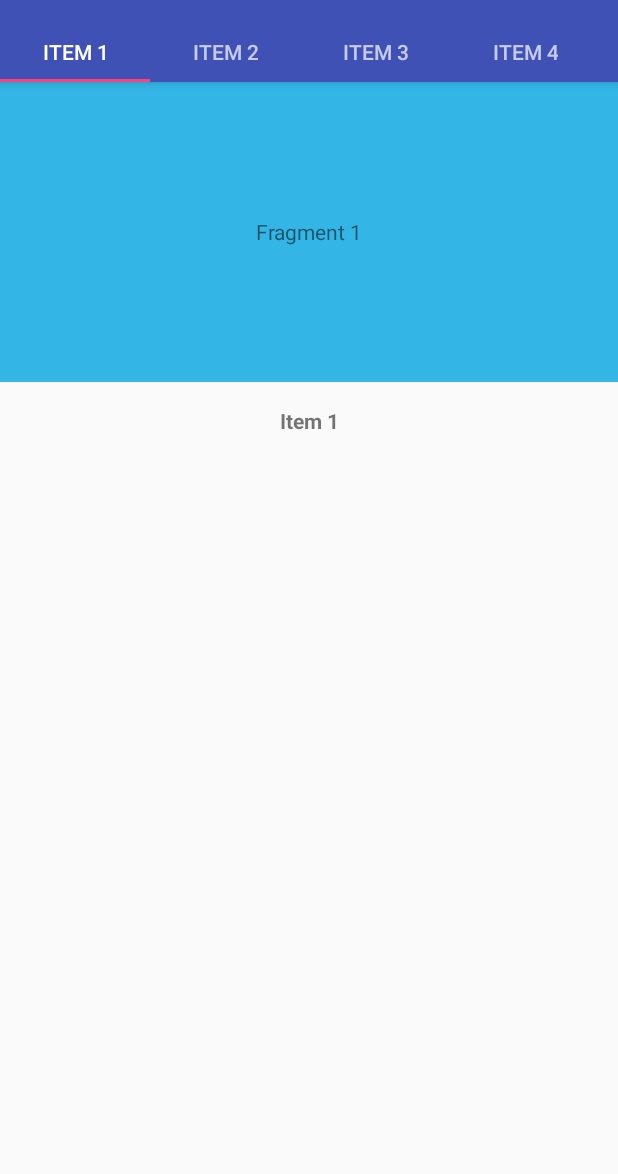
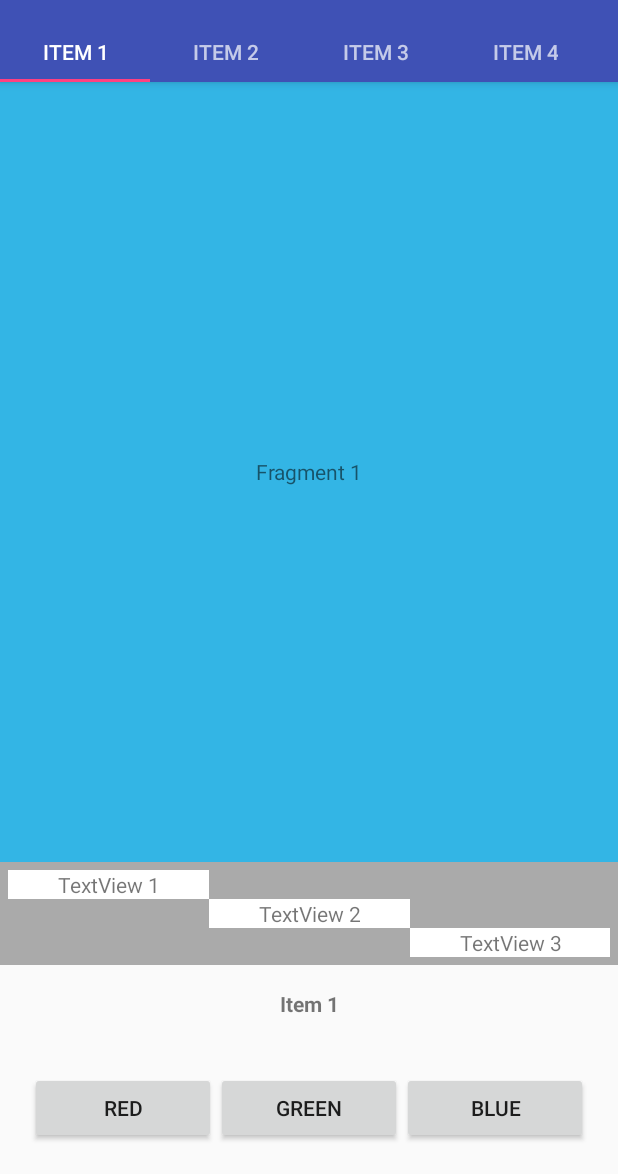
Before and after one commit to dineshbalu/Inteliment_tech_evaluation_db, an Android app: the Scenario1Activity screen opened directly, with no data from a screen before it, on a phone screen of 412 x 824 dp, the part 62-1236 px from its top. Run offline under Robolectric (Android 15) with nearby library versions, the phone set to English and light mode, and no system bars.

Commit message:
- Scenario 1         - Point 5: Make three buttons of same size. For example, give button name, redBtn, blueBtn and greenBtn. On clicking any button, the background of Point 5 space should change as per button color name, which was clicked.

```diff
--- a/Android/app/src/main/AndroidManifest.xml
+++ b/Android/app/src/main/AndroidManifest.xml
@@ -11,7 +11,6 @@
         <activity
             android:name=".MainActivity"
             android:label="@string/app_name"
-            android:screenOrientation="portrait"
             android:theme="@style/AppTheme.NoActionBar">
             <intent-filter>
                 <action android:name="android.intent.action.MAIN" />
@@ -21,12 +20,10 @@
         </activity>
         <activity android:name=".Scenario1Activity"
             android:label="@string/app_name"
-            android:screenOrientation="portrait"
             android:theme="@style/AppTheme.NoActionBar"/>
 
         <activity android:name=".Scenario2Activity"
             android:label="@string/app_name"
-            android:screenOrientation="portrait"
             android:theme="@style/AppTheme.NoActionBar"></activity>
     </application>
 
--- a/Android/app/src/main/java/db/apps/android/intelimenttechevaluation/Scenario1Activity.java
+++ b/Android/app/src/main/java/db/apps/android/intelimenttechevaluation/Scenario1Activity.java
@@ -1,5 +1,6 @@
 package db.apps.android.intelimenttechevaluation;
 
+import android.graphics.Color;
 import android.support.design.widget.TabLayout;
 import android.support.v4.app.Fragment;
 import android.support.v4.app.FragmentManager;
@@ -9,6 +10,7 @@ import android.support.v4.view.ViewPager;
 import android.support.v7.app.AppCompatActivity;
 import android.os.Bundle;
 import android.support.v7.widget.Toolbar;
+import android.view.View;
 import android.widget.TextView;
 import android.widget.Toast;
 
@@ -79,4 +81,15 @@ public class Scenario1Activity extends AppCompatActivity implements TabLayout.On
     public void onClick(String message) {
         Toast.makeText( this , message , Toast.LENGTH_SHORT ).show();
     }
+
+    public void onColorClicked( View v ){
+
+        String tag = (String)v.getTag();
+
+        int color = Color.parseColor(tag);
+
+        View colorLayout = findViewById(R.id.colorLayout);
+        colorLayout.setBackgroundColor( color );
+
+    }
 }
--- a/Android/app/src/main/res/layout/content_scenario1.xml
+++ b/Android/app/src/main/res/layout/content_scenario1.xml
@@ -11,20 +11,55 @@
 
     <LinearLayout
         android:layout_width="match_parent"
-        android:layout_height="wrap_content"
+        android:layout_height="match_parent"
         android:orientation="vertical">
 
         <android.support.v4.view.ViewPager
             android:id="@+id/pager"
             android:layout_width="match_parent"
-            android:layout_height="200dp"/>
+            android:layout_height="0dp"
+            android:layout_weight="1"/>
 
-        <LinearLayout
+        <GridLayout
             android:layout_width="match_parent"
-            android:layout_height="wrap_content"/>
+            android:layout_height="wrap_content"
+            android:orientation="horizontal"
+            android:padding="5dp"
+            android:alignmentMode="alignBounds"
+            android:columnCount="3"
+            android:background="@android:color/darker_gray">
+
+
+            <TextView
+                android:text="TextView 1"
+                android:layout_column="0"
+                android:layout_columnWeight="1"
+                android:gravity="center"
+                android:background="@android:color/white"/>
+
+            <TextView
+                android:text="TextView 2"
+                android:gravity="center"
+                android:layout_row="1"
+                android:layout_column="1"
+                android:layout_columnWeight="1"
+                android:background="@android:color/white"/>
+
+            <TextView
+                android:text="TextView 3"
+                android:layout_row="2"
+                android:layout_columnWeight="1"
+                android:gravity="center"
+                android:background="@android:color/white"/>
+
+
+        </GridLayout>
+
+
 
         <TextView
             android:id="@+id/tabSelectionLabel"
+            android:text="Selection Label"
             android:layout_width="match_parent"
             android:layout_height="wrap_content"
             android:textStyle="bold"
@@ -32,6 +67,42 @@
             android:padding="@dimen/activity_horizontal_margin"/>
 
 
+        <LinearLayout
+            android:id="@+id/colorLayout"
+            android:layout_width="match_parent"
+            android:layout_height="wrap_content"
+            android:layout_weight="0"
+            android:padding="20dp"
+            android:orientation="horizontal">
+
+            <Button
+                android:layout_width="0dp"
+                android:layout_height="wrap_content"
+                android:layout_weight="1"
+                android:padding="10dp"
+                android:text="@string/redBtn"
+                android:tag="@color/red"
+                android:onClick="onColorClicked"/>
+
+            <Button
+                android:layout_width="0dp"
+                android:layout_height="wrap_content"
+                android:layout_weight="1"
+                android:padding="10dp"
+                android:text="@string/greenBtn"
+                android:tag="@color/green"
+                android:onClick="onColorClicked"/>
+
+            <Button
+                android:layout_width="0dp"
+                android:layout_height="wrap_content"
+                android:layout_weight="1"
+                android:padding="10dp"
+                android:text="@string/blueBtn"
+                android:tag="@color/blue"
+                android:onClick="onColorClicked"/>
+
+        </LinearLayout>
 
     </LinearLayout>
 
--- a/Android/app/src/main/res/values/colors.xml
+++ b/Android/app/src/main/res/values/colors.xml
@@ -3,4 +3,7 @@
     <color name="colorPrimary">#3F51B5</color>
     <color name="colorPrimaryDark">#303F9F</color>
     <color name="colorAccent">#FF4081</color>
+    <color name="red">#ff0000</color>
+    <color name="green">#00ff00</color>
+    <color name="blue">#0000ff</color>
 </resources>
--- a/Android/app/src/main/res/values/strings.xml
+++ b/Android/app/src/main/res/values/strings.xml
@@ -3,6 +3,9 @@
     <string name="action_settings">Settings</string>
     <string name="action_scenario_1">Scenario 1</string>
     <string name="action_scenario_2">Scenario 2</string>
+    <string name="redBtn">Red</string>
+    <string name="greenBtn">Green</string>
+    <string name="blueBtn">Blue</string>
 
     <string-array name="tab_titles">
         <item>Item 1</item>
```
Also changed, not shown: 1 other file.
